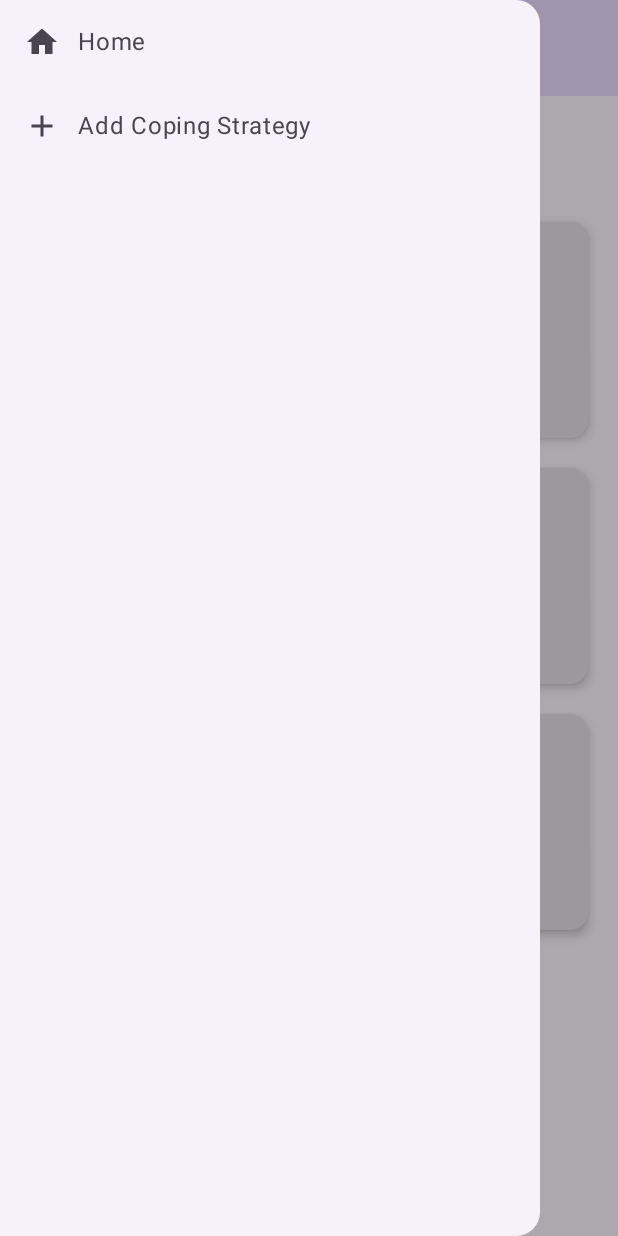
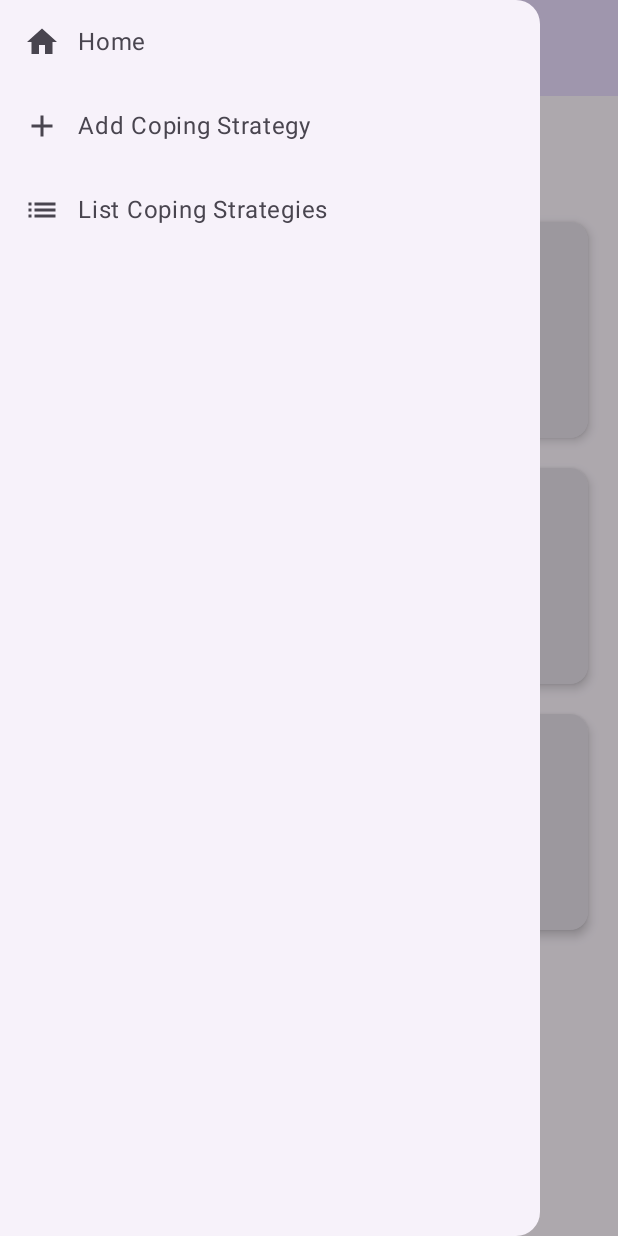
Before and after one commit to wreiner/MindLift, an Android app built with Jetpack Compose: the screen it shows after launch (MainActivity), after a tap on "Localized description", on a phone screen of 412 x 824 dp. Run offline under Robolectric (Android 15) with nearby library versions, the phone set to English and light mode, and no system bars; our stand-ins replace Dagger/Hilt's generated code, Room's generated code.

Commit message:
Add list of coping strategies

```diff
--- a/MindLift/app/src/main/java/eu/sumindlift/mindlift/MainActivity.kt
+++ b/MindLift/app/src/main/java/eu/sumindlift/mindlift/MainActivity.kt
@@ -11,18 +11,22 @@ import androidx.compose.runtime.rememberCoroutineScope
 import androidx.navigation.NavHostController
 import androidx.navigation.compose.rememberNavController
 import dagger.hilt.android.AndroidEntryPoint
+import eu.sumindlift.mindlift.data.repository.CopingStrategyRepository
 import eu.sumindlift.mindlift.ui.navigation.MindLiftNavHost
 import eu.sumindlift.mindlift.ui.theme.MindLiftTheme
 import kotlinx.coroutines.CoroutineScope
+import javax.inject.Inject
 
 @AndroidEntryPoint
 class MainActivity : ComponentActivity() {
+    @Inject
+    lateinit var copingStrategyRepository: CopingStrategyRepository
 
     override fun onCreate(savedInstanceState: Bundle?) {
         super.onCreate(savedInstanceState)
         setContent {
             MindLiftTheme {
-                MyMindLiftApp()
+                MyMindLiftApp(copingStrategyRepository)
             }
         }
     }
@@ -30,11 +34,13 @@ class MainActivity : ComponentActivity() {
 
 @Composable
 fun MyMindLiftApp(
+    copingStrategyRepository: CopingStrategyRepository,
     navController: NavHostController = rememberNavController(),
     drawerState: DrawerState = rememberDrawerState(initialValue = DrawerValue.Closed),
     coroutineScope: CoroutineScope = rememberCoroutineScope()
 ) {
     MindLiftNavHost(
+        copingStrategyRepository = copingStrategyRepository,
         navController = navController,
         drawerState = drawerState,
         coroutineScope = coroutineScope
--- a/MindLift/app/src/main/java/eu/sumindlift/mindlift/data/dao/CopingStrategyDao.kt
+++ b/MindLift/app/src/main/java/eu/sumindlift/mindlift/data/dao/CopingStrategyDao.kt
@@ -5,9 +5,13 @@ import androidx.room.Delete
 import androidx.room.Insert
 import androidx.room.Query
 import eu.sumindlift.mindlift.data.entity.CopingStrategy
+import kotlinx.coroutines.flow.Flow
 
 @Dao
 interface CopingStrategyDao {
+    @Query("SELECT * FROM coping_strategies ORDER BY energy_level ASC")
+    fun getAllFlow(): Flow<List<CopingStrategy>>
+
     @Query("SELECT * FROM coping_strategies")
     suspend fun getAll(): List<CopingStrategy>
 
--- a/MindLift/app/src/main/java/eu/sumindlift/mindlift/data/entity/EnergyLevel.kt
+++ b/MindLift/app/src/main/java/eu/sumindlift/mindlift/data/entity/EnergyLevel.kt
@@ -24,4 +24,9 @@ enum class EnergyLevel {
     abstract fun getTitleResourceId(): Int;
     abstract fun getBatteryLevel(): Int;
 
+    companion object {
+        fun fromId(id: Int): EnergyLevel {
+            return entries.first { it.getId() == id }
+        }
+    }
 }
--- a/MindLift/app/src/main/java/eu/sumindlift/mindlift/data/repository/CopingStrategyRepository.kt
+++ b/MindLift/app/src/main/java/eu/sumindlift/mindlift/data/repository/CopingStrategyRepository.kt
@@ -3,9 +3,12 @@ package eu.sumindlift.mindlift.data.repository
 import eu.sumindlift.mindlift.data.dao.CopingStrategyDao
 import eu.sumindlift.mindlift.data.entity.CopingStrategy
 import eu.sumindlift.mindlift.data.entity.EnergyLevel
+import kotlinx.coroutines.flow.Flow
 import javax.inject.Inject
 
 class CopingStrategyRepository @Inject constructor(private val copingStrategyDao: CopingStrategyDao) {
+    val allCopingStrategies: Flow<List<CopingStrategy>> = copingStrategyDao.getAllFlow()
+
     suspend fun getAll(): List<CopingStrategy> {
         return copingStrategyDao.getAll()
     }
--- a/MindLift/app/src/main/java/eu/sumindlift/mindlift/ui/navigation/MindLiftNavigationGraph.kt
+++ b/MindLift/app/src/main/java/eu/sumindlift/mindlift/ui/navigation/MindLiftNavigationGraph.kt
@@ -6,6 +6,7 @@ import androidx.compose.material.icons.Icons
 import androidx.compose.material.icons.filled.Add
 import androidx.compose.material.icons.filled.Favorite
 import androidx.compose.material.icons.filled.Home
+import androidx.compose.material.icons.filled.List
 import androidx.compose.material3.DrawerState
 import androidx.compose.material3.Icon
 import androidx.compose.material3.ModalDrawerSheet
@@ -21,7 +22,9 @@ import androidx.navigation.compose.NavHost
 import androidx.navigation.compose.composable
 import androidx.navigation.compose.rememberNavController
 import androidx.navigation.navArgument
+import eu.sumindlift.mindlift.data.repository.CopingStrategyRepository
 import eu.sumindlift.mindlift.ui.screen.AddCopingStrategyScreen
+import eu.sumindlift.mindlift.ui.screen.CopingStrategyListScreen
 import eu.sumindlift.mindlift.ui.screen.GetCopingStrategyScreen
 import eu.sumindlift.mindlift.ui.screen.HomeScreen
 import kotlinx.coroutines.CoroutineScope
@@ -35,7 +38,8 @@ data class DrawerMenu(
 
 val menus = arrayOf(
     DrawerMenu(Icons.Filled.Home, "Home", Screens.Home.route),
-    DrawerMenu(Icons.Filled.Add, "Add Coping Strategy", Screens.AddCopingStrategy.route)
+    DrawerMenu(Icons.Filled.Add, "Add Coping Strategy", Screens.AddCopingStrategy.route),
+    DrawerMenu(Icons.Filled.List, "List Coping Strategies", Screens.ListCopingStrategies.route)
 )
 
 @Composable
@@ -61,6 +65,7 @@ private fun DrawerContent(
 
 @Composable
 fun MindLiftNavHost(
+    copingStrategyRepository: CopingStrategyRepository,
     modifier: Modifier = Modifier,
     navController: NavHostController,
     coroutineScope: CoroutineScope,
@@ -110,6 +115,13 @@ fun MindLiftNavHost(
                     energyLevel = energyLevel
                 )
             }
+
+            composable(route = Screens.ListCopingStrategies.route) {
+                CopingStrategyListScreen(
+                    drawerState = drawerState,
+                    coroutineScope = coroutineScope,
+                    copingStrategyRepository = copingStrategyRepository)
+            }
         }
     }
 }
--- a/MindLift/app/src/main/java/eu/sumindlift/mindlift/ui/navigation/Screens.kt
+++ b/MindLift/app/src/main/java/eu/sumindlift/mindlift/ui/navigation/Screens.kt
@@ -4,4 +4,5 @@ sealed class Screens(val route: String) {
     data object Home : Screens("home")
     data object AddCopingStrategy : Screens("addCopingStrategy")
     data object GetCopingStrategy : Screens("getCopingStrategy")
+    data object ListCopingStrategies : Screens("listCopingStrategies")
 }
```
Also changed, not shown: MindLift/app/src/main/java/eu/sumindlift/mindlift/ui/screen/CopingStrategyListScreen.kt (added, +33 -0 lines), MindLift/app/src/main/java/eu/sumindlift/mindlift/ui/util/CopingStrategiesList.kt (added, +103 -0 lines).
